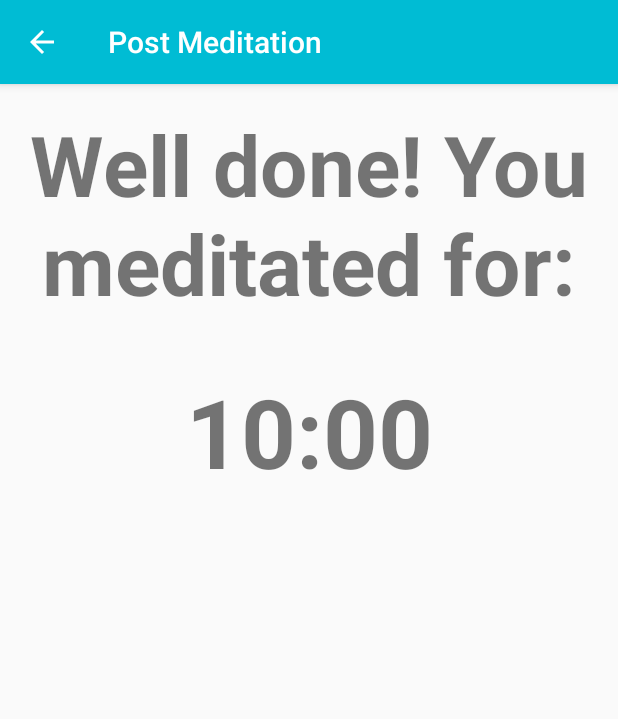
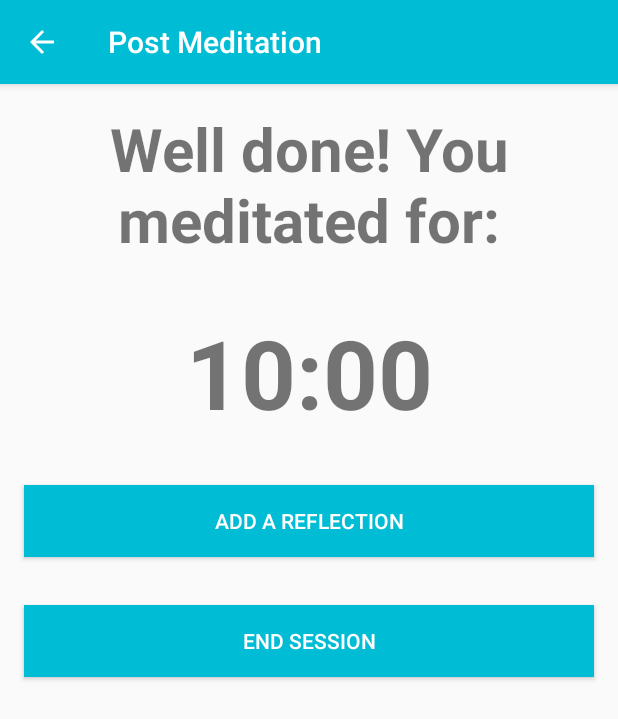
Before and after one commit to bevan-philip/botree, an Android app: the PostMeditation screen opened directly, with no data from a screen before it, on a phone screen of 412 x 824 dp. Shown: the top 719 px of the screen. Run offline under Robolectric (Android 15) with nearby library versions, the phone set to English and light mode, and no system bars; our stand-ins replace Room's generated code; 1 statement that could not run was skipped.

Commit message:
Implement post meditation screen, fix back not regenerating LiveView.

```diff
--- a/app/src/main/java/com/bphilip/botree/PostMeditation.kt
+++ b/app/src/main/java/com/bphilip/botree/PostMeditation.kt
@@ -1,18 +1,27 @@
 package com.bphilip.botree
 
+import android.app.Activity
+import android.content.Context
+import android.content.Intent
 import androidx.appcompat.app.AppCompatActivity
 import android.os.Bundle
+import android.text.TextUtils
+import android.widget.Button
 import android.widget.TextView
+import android.widget.Toast
 import androidx.lifecycle.Observer
 import androidx.lifecycle.ViewModelProviders
+import com.bphilip.botree.NewWordActivity.Companion.EXTRA_REPLY
 import com.bphilip.botree.ui.meditation.MeditationViewModel
+import com.bphilip.botree.ui.reflections.ReflectionsViewModel
 import org.threeten.bp.Duration
 import org.threeten.bp.LocalDateTime
 
 class PostMeditation : AppCompatActivity() {
 
     private lateinit var postMeditationViewModel: PostMeditationViewModel
-    private lateinit var meditationViewModel : MeditationViewModel
+    private lateinit var reflectionsViewModel: ReflectionsViewModel
+    private val newWordActivityRequestCode = 1
 
     override fun onCreate(savedInstanceState: Bundle?) {
         super.onCreate(savedInstanceState)
@@ -21,8 +30,7 @@ class PostMeditation : AppCompatActivity() {
         postMeditationViewModel =
             ViewModelProviders.of(this).get(PostMeditationViewModel::class.java)
 
-        meditationViewModel =
-            ViewModelProviders.of(this).get(MeditationViewModel::class.java)
+        reflectionsViewModel = ViewModelProviders.of(this).get(ReflectionsViewModel::class.java)
 
         val textView: TextView = findViewById(R.id.time_meditated_for)
 
@@ -37,10 +45,26 @@ class PostMeditation : AppCompatActivity() {
 
         postMeditationViewModel.text.value = Utility.timeFormatter(postMeditationViewModel.meditatedFor)
 
-        meditationViewModel.insert(Meditation(0, Duration.ofMillis(postMeditationViewModel.meditatedFor), LocalDateTime.now()))
+        var endSessionButton : Button = findViewById(R.id.button_end_session)
+        endSessionButton.setOnClickListener { onSupportNavigateUp() }
 
-
+        var newReflectionButton : Button = findViewById(R.id.button_add_reflection)
+        newReflectionButton.setOnClickListener {
+            val intent = Intent(applicationContext, NewWordActivity::class.java)
+            startActivityForResult(intent, newWordActivityRequestCode)
+        }
 
     }
 
+    override fun onBackPressed() {
+        super.onBackPressed()
+        onSupportNavigateUp()
+    }
+
+    override fun onActivityResult(requestCode: Int, resultCode: Int, data: Intent?) {
+        super.onActivityResult(requestCode, resultCode, data)
+
+        Utility.createReflectionFromIntent(requestCode, resultCode, data, applicationContext, reflectionsViewModel)
+    }
+
 }
--- a/app/src/main/java/com/bphilip/botree/ui/meditation/MeditationFragment.kt
+++ b/app/src/main/java/com/bphilip/botree/ui/meditation/MeditationFragment.kt
@@ -135,4 +135,5 @@ class MeditationFragment : Fragment() {
          fun onTimerStart(timer : Int, v: View)
     }
 
+
 }
--- a/app/src/main/res/layout/activity_new_word.xml
+++ b/app/src/main/res/layout/activity_new_word.xml
@@ -10,7 +10,7 @@
         android:layout_height="wrap_content"
         android:minHeight="@dimen/min_height"
         android:fontFamily="sans-serif-light"
-        android:hint="@string/hint_word"
+        android:hint="@string/hint_reflection"
         android:inputType="textMultiLine"
         android:autoText="true"
         android:layout_margin="@dimen/big_padding"
--- a/app/src/main/res/layout/activity_post_meditation.xml
+++ b/app/src/main/res/layout/activity_post_meditation.xml
@@ -20,7 +20,7 @@
         android:paddingLeft="10dp"
         android:paddingRight="10dp"
         android:text="@string/post_meditation_message"
-        android:textSize="56sp"
+        android:textSize="40sp"
         android:textStyle="bold"
 
         app:layout_constraintEnd_toEndOf="parent"
@@ -38,4 +38,37 @@
         app:layout_constraintStart_toStartOf="parent"
         app:layout_constraintTop_toBottomOf="@+id/post_meditation_text"
         tools:text="09:00" />
+
+    <Button
+        android:id="@+id/button_end_session"
+        android:layout_width="match_parent"
+        android:layout_height="wrap_content"
+        android:layout_marginStart="16dp"
+        android:layout_marginLeft="16dp"
+        android:layout_marginTop="32dp"
+        android:layout_marginEnd="16dp"
+        android:layout_marginRight="16dp"
+        android:background="@drawable/button_background_inverse"
+        android:text="@string/end_session"
+        android:textColor="@color/buttonLabel"
+        app:layout_constraintEnd_toEndOf="parent"
+        app:layout_constraintStart_toStartOf="parent"
+        app:layout_constraintTop_toBottomOf="@+id/button_add_reflection" />
+
+    <Button
+        android:id="@+id/button_add_reflection"
+        android:layout_width="match_parent"
+        android:layout_height="wrap_content"
+        android:layout_marginStart="16dp"
+        android:layout_marginLeft="16dp"
+        android:layout_marginTop="32dp"
+        android:layout_marginEnd="16dp"
+        android:layout_marginRight="16dp"
+        android:background="@drawable/button_background_inverse"
+        android:text="@string/add_reflection"
+        android:textColor="@color/buttonLabel"
+        app:layout_constraintEnd_toEndOf="parent"
+        app:layout_constraintHorizontal_bias="0.0"
+        app:layout_constraintStart_toStartOf="parent"
+        app:layout_constraintTop_toBottomOf="@+id/time_meditated_for" />
 </androidx.constraintlayout.widget.ConstraintLayout>
--- a/app/src/main/res/layout/fragment_reflections.xml
+++ b/app/src/main/res/layout/fragment_reflections.xml
@@ -24,7 +24,7 @@
         android:layout_width="wrap_content"
         android:layout_height="wrap_content"
         android:layout_margin="16dp"
-        android:contentDescription="@string/add_word"
+        android:contentDescription="@string/add_reflection"
         app:srcCompat="@drawable/ic_add_black_24dp"/>
 
     <TextView
--- a/app/src/main/res/values/integers.xml
+++ b/app/src/main/res/values/integers.xml
@@ -3,4 +3,5 @@
     <integer name="transitionDuration">300</integer>
     <integer name="default_meditation_timer">60000</integer>
     <integer name="max_default_font_size">6000000</integer>
+    <integer name="newWordActivityRequestCode">1</integer>
 </resources>
--- a/app/src/main/res/values/strings.xml
+++ b/app/src/main/res/values/strings.xml
@@ -10,8 +10,9 @@
     <string name="preference_file_key">com.bevan.botree.PREFERENCES</string>
     <string name="saved_meditation_timer_key">saved_meditation_timer</string>
     <string name="post_meditation_message">Well done! You meditated for: </string>
-    <string name="add_word">Add a word</string>
-    <string name="hint_word">Word...</string>
+    <string name="add_reflection">Add a reflection</string>
+    <string name="hint_reflection">Reflection…</string>
     <string name="button_save">Save</string>
-    <string name="empty_not_saved">Word not saved because it is empty.</string>
+    <string name="empty_not_saved">Reflection not saved because it is empty.</string>
+    <string name="end_session">End session</string>
 </resources>
```
Also changed, not shown: app/src/main/AndroidManifest.xml (+7 -2 lines), app/src/main/java/com/bphilip/botree/MainActivity.kt (+11 -2 lines), app/src/main/java/com/bphilip/botree/Timer.kt (+14 -1 lines), app/src/main/java/com/bphilip/botree/Utility.kt (+25 -0 lines), app/src/main/java/com/bphilip/botree/ui/reflections/ReflectionsFragment.kt (+2 -11 lines).
